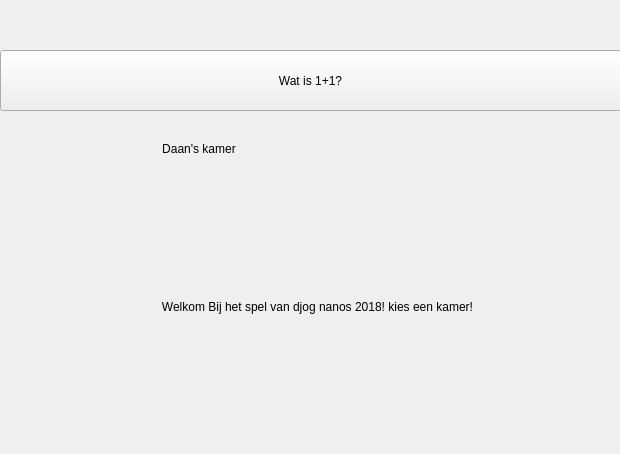
Before: the Qt Designer form kamer_daan.ui in djog/djog_nanos_2018, drawn with Qt 5.
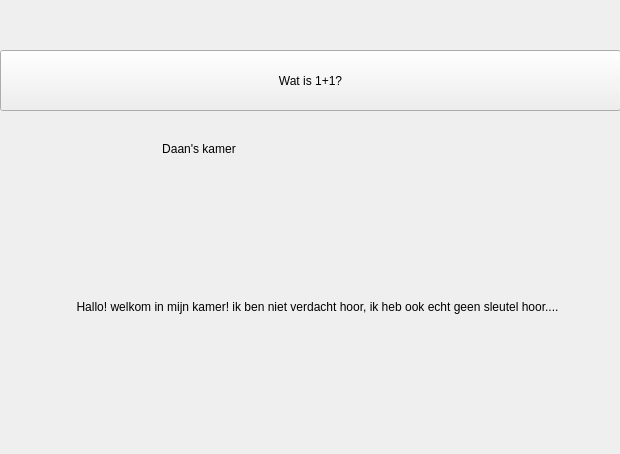
After: the same form once the commit is applied.

The edit to the form file:
```diff
--- a/kamer_daan.ui
+++ b/kamer_daan.ui
@@ -52,7 +52,7 @@
     </rect>
    </property>
    <property name="text">
-    <string>Welkom Bij het spel van djog nanos 2018! kies een kamer!</string>
+    <string>Hallo! welkom in mijn kamer! ik ben niet verdacht hoor, ik heb ook echt geen sleutel hoor....</string>
    </property>
    <property name="alignment">
     <set>Qt::AlignCenter</set>
```
